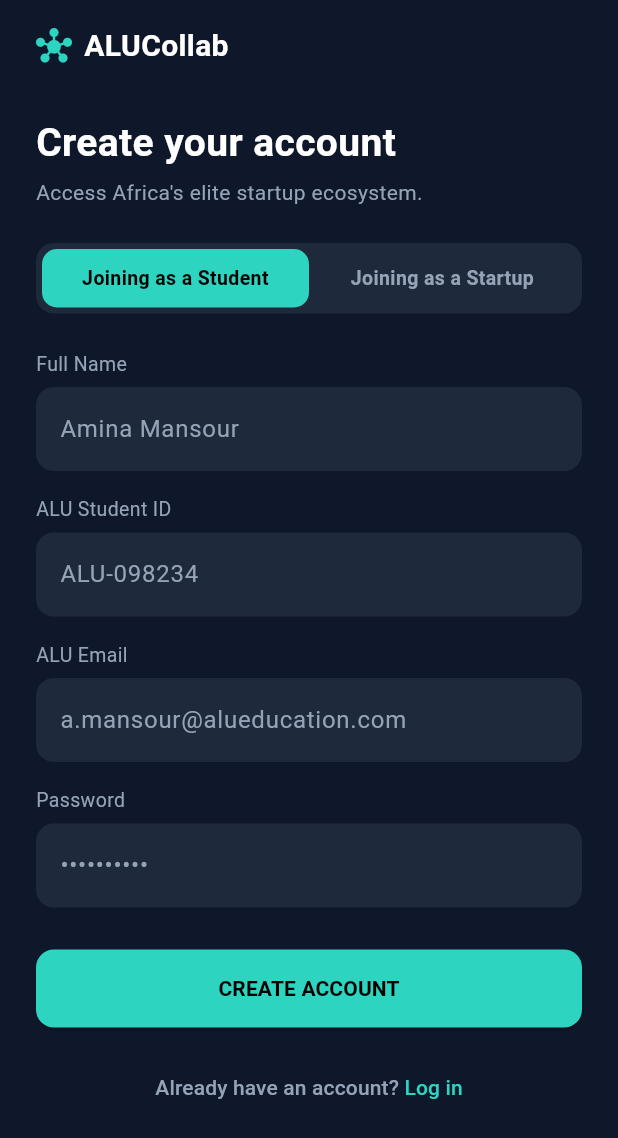
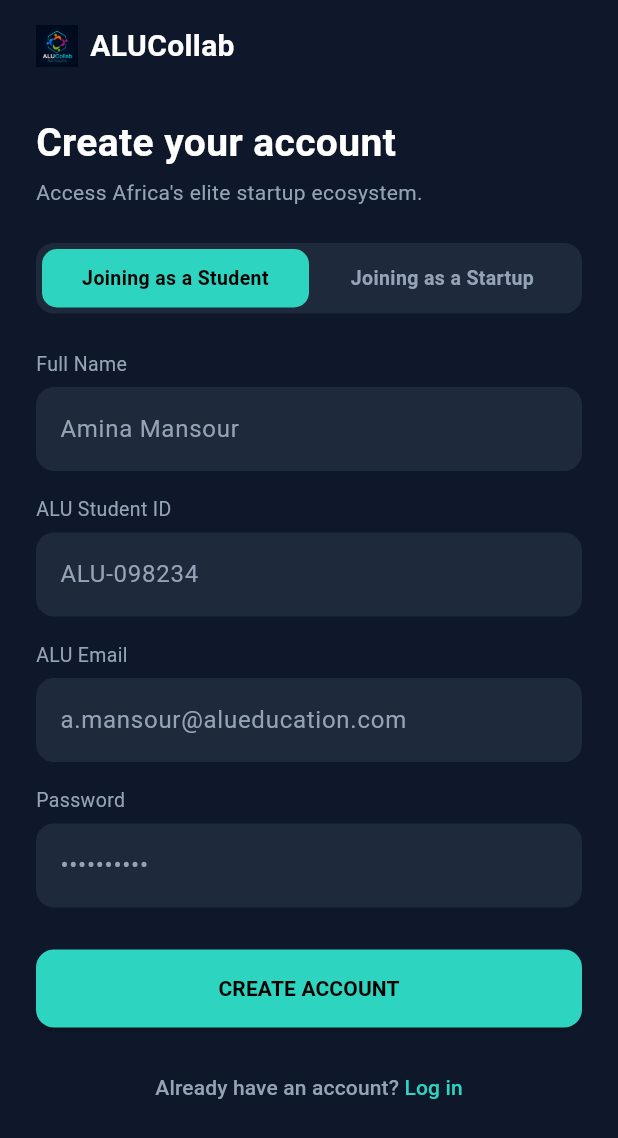
Before and after one commit to Jonathan2055/alucollab, a Flutter app: the screen it shows after launch, after a tap on "Get Started →", on a phone screen of 412 x 824 dp. Shown: the top 1138 px of the screen. Run offline on Flutter 3.47's test engine with Material 3 defaults, Android fonts, the phone set to English and light mode, and no system bars; our stand-ins replace cloud_firestore, firebase_auth, firebase_core; accounts and stored records are empty.

Commit message:
added some features in our app

```diff
--- a/lib/presentation/screens/auth/signup_screen.dart
+++ b/lib/presentation/screens/auth/signup_screen.dart
@@ -97,10 +97,15 @@
               crossAxisAlignment: CrossAxisAlignment.start,
               children: [
                 Row(
-                  children: const [
-                    Icon(Icons.hub, color: AppColors.secondary),
-                    SizedBox(width: 8),
-                    Text(
+                  children: [
+                    Image.asset(
+                      'assets/images/alu_logo.png',
+                      width: 28,
+                      height: 28,
+                      fit: BoxFit.contain,
+                    ),
+                    const SizedBox(width: 8),
+                    const Text(
                       'ALUCollab',
                       style: TextStyle(
                         color: Colors.white,
--- a/lib/presentation/screens/auth/welcome_screen.dart
+++ b/lib/presentation/screens/auth/welcome_screen.dart
@@ -26,10 +26,10 @@
                       color: const Color(0xFF1E293B),
                       borderRadius: BorderRadius.circular(24),
                     ),
-                    child: const Icon(
-                      Icons.hub_rounded,
-                      color: AppColors.secondary,
-                      size: 48,
+                    padding: const EdgeInsets.all(18),
+                    child: Image.asset(
+                      'assets/images/alu_logo.png',
+                      fit: BoxFit.contain,
                     ),
                   ),
                   const SizedBox(height: 20),
@@ -111,7 +111,7 @@
                         ),
                       ),
                       child: const Text(
-                        'I am an Admin/Venture Lab Partner',
+                        'I am already a member',
                         style: TextStyle(color: Colors.white, fontSize: 14),
                       ),
                     ),
--- a/lib/presentation/screens/student/student_home_screen.dart
+++ b/lib/presentation/screens/student/student_home_screen.dart
@@ -485,9 +485,6 @@
                 ),
               ),
 
-              _settingsTile(context, Icons.shield_outlined, 'Privacy & Security'),
-
-              _settingsTile(context, Icons.help_outline_rounded, 'Support & Resources'),
               //  Theme toggle
               Consumer<ThemeProvider>(
                 builder: (context, themeProvider, _) => Container(
```
Also changed, not shown: lib/data/repositories/auth_repository.dart (+18 -1 lines), lib/presentation/screens/admin/admin_dashboard_screen.dart (+5 -5 lines), lib/presentation/screens/auth/login_screen.dart (+12 -4 lines), lib/presentation/screens/shared/search_screen.dart (+23 -18 lines), lib/presentation/screens/startup/venture_dashboard_screen.dart (+8 -8 lines), pubspec.yaml (+12 -0 lines), assets/images/alu_logo.png (added), lib/providers/auth_provider.dart (indentation only), pubspec.lock, 2 other files.
